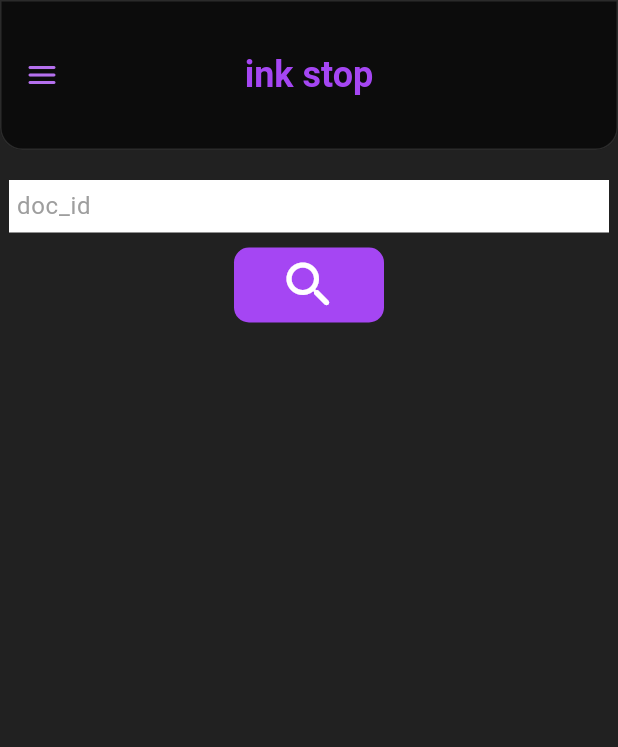
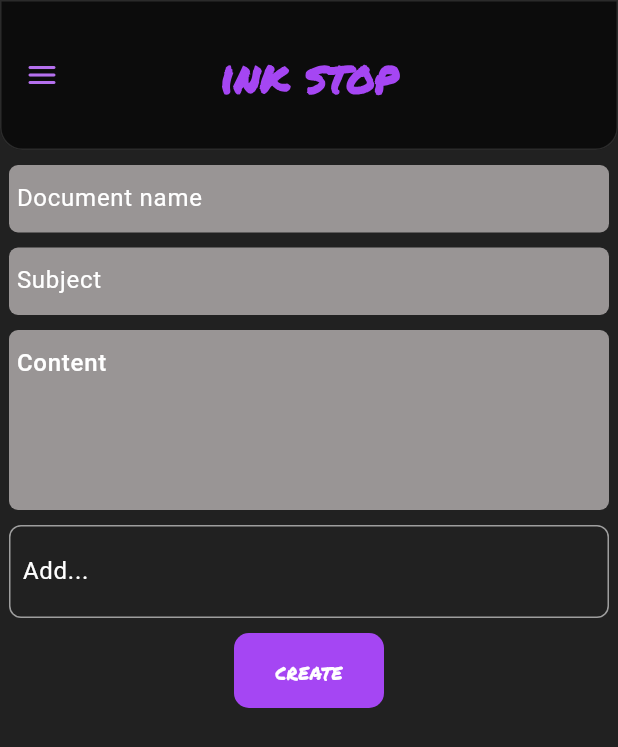
Before and after one commit to antony-akshay/inkstop, a Flutter app: the screen it shows after launch, on a phone screen of 412 x 824 dp. Shown: the top 747 px of the screen. Run offline on Flutter 3.47's test engine with Material 3 defaults, Android fonts, the phone set to English and light mode, and no system bars; our stand-ins replace bloc, dartz, dio, flutter_bloc, freezed_annotation, google_fonts; Roboto replaces fonts that are missing (Italiana, Sansita).

Commit message:
added recipient chips

```diff
--- a/lib/main.dart
+++ b/lib/main.dart
@@ -1,7 +1,7 @@
 import 'package:flutter/material.dart';
 import 'package:flutter_bloc/flutter_bloc.dart';
 import 'package:inkstop/application/search_bloc/search_bloc.dart';
-import 'package:inkstop/presentation/doc_details.dart';
+import 'package:inkstop/presentation/doc_create/newdoc.dart';
 import 'package:inkstop/presentation/search_screen/search_screen.dart';
 
 void main(List<String> args) {
@@ -24,7 +24,8 @@ class MyApp extends StatelessWidget {
       child: BlocBuilder<SearchBloc, SearchState>(
         builder: (context, themeState) {
           return MaterialApp(
-            home: SearchScreen(),
+            debugShowCheckedModeBanner: false,
+            home: Newdoc(),
           );
         },
       ),
--- /dev/null
+++ b/lib/presentation/components/chip.dart
@@ -0,0 +1,93 @@
+import 'package:flutter/material.dart';
+import 'package:google_fonts/google_fonts.dart';
+
+class ChipInputInTextField extends StatefulWidget {
+  final Function(List<String>, String) onChanged; // Callback for data updates
+
+  const ChipInputInTextField({super.key, required this.onChanged});
+
+  @override
+  State<ChipInputInTextField> createState() => _ChipInputInTextFieldState();
+}
+
+class _ChipInputInTextFieldState extends State<ChipInputInTextField> {
+  final List<String> _chips = [];
+  final TextEditingController _controller = TextEditingController();
+
+  void _addChip(String value) {
+    if (value.isNotEmpty && !_chips.contains(value)) {
+      setState(() {
+        _chips.add(value);
+      });
+      _controller.clear();
+      widget.onChanged(_chips, ''); // Notify parent with the updated data
+    }
+  }
+
+  void _removeChip(String label) {
+    setState(() {
+      _chips.remove(label);
+      widget.onChanged(
+          _chips, _controller.text); // Notify parent with the updated data
+    });
+  }
+
+  void _onTextChanged() {
+    widget.onChanged(
+        _chips, _controller.text); // Notify parent of text input changes
+  }
+
+  @override
+  Widget build(BuildContext context) {
+    return Column(
+      crossAxisAlignment: CrossAxisAlignment.start,
+      children: [
+        Container(
+          padding: const EdgeInsets.symmetric(horizontal: 8, vertical: 6),
+          decoration: BoxDecoration(
+            border: Border.all(color: Colors.grey),
+            borderRadius: BorderRadius.circular(8),
+          ),
+          child: Wrap(
+            spacing: 6.0,
+            runSpacing: 4.0,
+            children: [
+              // Add Chips
+              ..._chips.map(
+                (chip) => Chip(
+                  label: Text(
+                    chip,
+                    style: GoogleFonts.italiana(
+                      color: const Color.fromARGB(255, 0, 0, 0),
+                      fontWeight: FontWeight.w900,
+                      fontSize: 14,
+                    ),
+                  ),
+                  onDeleted: () => _removeChip(chip),
+                ),
+              ),
+              // TextField inside the Wrap
+              SizedBox(
+                width: 382,
+                child: TextField(
+                  style: GoogleFonts.italiana(
+                      color: const Color.fromARGB(255, 243, 240, 240)),
+                  controller: _controller,
+                  decoration: InputDecoration(
+                    hintText: 'Add...',
+                    hintStyle: GoogleFonts.italiana(
+                      color: const Color.fromARGB(255, 255, 255, 255),
+                    ),
+                    border: InputBorder.none,
+                  ),
+                  onSubmitted: (value) => _addChip(value.trim()),
+                  onChanged: (_) => _onTextChanged(),
+                ),
+              ),
+            ],
+          ),
+        ),
+      ],
+    );
+  }
+}
--- a/lib/presentation/components/widgets.dart
+++ b/lib/presentation/components/widgets.dart
@@ -9,9 +9,9 @@ class Repeatingwidgets {
       centerTitle: true,
       title: Text(
         'ink stop',
-        style: GoogleFonts.sansita(
+        style: GoogleFonts.permanentMarker(
             color: const Color.fromARGB(255, 165, 70, 243),
-            fontSize: 24,
+            fontSize: 30,
             fontWeight: FontWeight.w700),
       ),
       leading: const Icon(
--- /dev/null
+++ b/lib/presentation/doc_create/newdoc.dart
@@ -0,0 +1,135 @@
+import 'package:flutter/material.dart';
+import 'package:google_fonts/google_fonts.dart';
+import 'package:inkstop/presentation/components/chip.dart';
+import 'package:inkstop/presentation/components/widgets.dart';
+
+class Newdoc extends StatelessWidget {
+  Newdoc({super.key});
+
+  final List<String> _chipsList = [];
+
+  void _onChipInputChanged(List<String> chips, String currentText) {
+    print('Chips: ${chips.join(', ')}');
+    _chipsList.clear();
+    _chipsList.addAll(chips);
+  }
+
+  @override
+  Widget build(BuildContext context) {
+    return Scaffold(
+      backgroundColor: Colors.grey[900],
+      appBar: Repeatingwidgets.appbar(context),
+      body: SafeArea(
+        child: SingleChildScrollView(
+          child: Column(
+            mainAxisAlignment: MainAxisAlignment.start,
+            children: [
+              const SizedBox(height: 10),
+              Row(
+                mainAxisAlignment: MainAxisAlignment.center,
+                children: [
+                  Container(
+                    height: 45,
+                    width: 400,
+                    decoration: BoxDecoration(
+                      color: const Color.fromARGB(255, 153, 149, 149),
+                      borderRadius: BorderRadius.circular(6),
+                    ),
+                    child: Padding(
+                      padding: const EdgeInsets.only(left: 5, top: 10),
+                      child: TextFormField(
+                        decoration: InputDecoration.collapsed(
+                          hintText: 'Document name',
+                          border: InputBorder.none,
+                          hintStyle: GoogleFonts.italiana(
+                            color: const Color.fromARGB(255, 255, 255, 255),
+                          ),
+                        ),
+                      ),
+                    ),
+                  ),
+                ],
+              ),
+              const SizedBox(height: 10),
+              Row(
+                mainAxisAlignment: MainAxisAlignment.center,
+                children: [
+                  Container(
+                    height: 45,
+                    width: 400,
+                    decoration: BoxDecoration(
+                      color: const Color.fromARGB(255, 153, 149, 149),
+                      borderRadius: BorderRadius.circular(6),
+                    ),
+                    child: Padding(
+                      padding: const EdgeInsets.only(left: 5, top: 10),
+                      child: TextFormField(
+                        decoration: InputDecoration.collapsed(
+                          hintText: 'Subject',
+                          border: InputBorder.none,
+                          hintStyle: GoogleFonts.italiana(
+                            color: const Color.fromARGB(255, 255, 255, 255),
+                          ),
+                        ),
+                      ),
+                    ),
+                  ),
+                ],
+              ),
+              const SizedBox(height: 10),
+              Row(
+                mainAxisAlignment: MainAxisAlignment.center,
+                children: [
+                  Container(
+                    height: 120,
+                    width: 400,
+                    decoration: BoxDecoration(
+                      color: const Color.fromARGB(255, 153, 149, 149),
+                      borderRadius: BorderRadius.circular(6),
+                    ),
+                    child: Padding(
+                      padding: const EdgeInsets.only(left: 5, top: 10),
+                      child: TextFormField(
+                        style: GoogleFonts.arvo(
+                            color: Colors.white, fontWeight: FontWeight.w500),
+                        maxLines:
+                            null, // Allows the field to grow vertically as needed
+                        minLines: 1, // Ensures it starts with at least one line
+                        decoration: InputDecoration.collapsed(
+                          hintText: 'Content',
+                          border: InputBorder.none,
+                          hintStyle: GoogleFonts.italiana(
+                            color: const Color.fromARGB(255, 255, 255, 255),
+                          ),
+                        ),
+                      ),
+                    ),
+                  ),
+                ],
+              ),
+              const SizedBox(height: 10),
+              // Add EditableChipFieldExample below the text fields
+              ChipInputInTextField(
+                onChanged: _onChipInputChanged,
+              ),
+              const SizedBox(
+                height: 10,
+              ),
+              Container(
+                  height: 50,
+                  width: 100,
+                  decoration: BoxDecoration(
+                      color: const Color.fromARGB(255, 165, 70, 243),
+                      borderRadius: BorderRadius.circular(10)),
+                  child: Center(
+                      child: Text(
+                    'create',
+                    style: GoogleFonts.permanentMarker(color: Colors.white),
+                  )))
+            ],
+          ),
+        ),
+      ),
+    );
+  }
+}
--- a/lib/presentation/doc_details.dart
+++ b/lib/presentation/doc_details.dart
@@ -461,7 +461,7 @@ class HomeScreen extends StatelessWidget {
                         padding: const EdgeInsets.only(left: 8, right: 8),
                         child: Container(
                           margin: const EdgeInsets.symmetric(vertical: 8),
-                          width: double.infinity,
+                          width: 405,
                           decoration: BoxDecoration(
                             color: containerColor,
                             borderRadius: BorderRadius.circular(16),
--- a/lib/presentation/search_screen/search_screen.dart
+++ b/lib/presentation/search_screen/search_screen.dart
@@ -35,7 +35,7 @@ class SearchScreen extends StatelessWidget {
                     ),
                     Container(
                       height: 35,
-                      width: 400,
+                      width: MediaQuery.of(context).size.width * 0.9,
                       decoration: const BoxDecoration(
                         color: Colors.white,
                       ),
@@ -111,13 +111,19 @@ class SearchScreen extends StatelessWidget {
                   } else {
                     final doc = state.data.first;
                     return ListTile(
-                      onTap: () => Navigator.of(context).push(MaterialPageRoute(builder: (context)=>HomeScreen(data: state.data))),
-                      leading: CircleAvatar(backgroundColor: Colors.grey,radius: 10,),
-                      title: Text(doc.docId,style: GoogleFonts.averiaSansLibre(
-                        fontSize: 14,
-                                    fontWeight: FontWeight.w900,
-                                    color: const Color.fromARGB(
-                                        255, 156, 153, 153)),),
+                      onTap: () => Navigator.of(context).push(MaterialPageRoute(
+                          builder: (context) => HomeScreen(data: state.data))),
+                      leading: const CircleAvatar(
+                        backgroundColor: Colors.grey,
+                        radius: 10,
+                      ),
+                      title: Text(
+                        doc.docId,
+                        style: GoogleFonts.averiaSansLibre(
+                            fontSize: 14,
+                            fontWeight: FontWeight.w900,
+                            color: const Color.fromARGB(255, 156, 153, 153)),
+                      ),
                     );
                   }
                 },
--- a/pubspec.yaml
+++ b/pubspec.yaml
@@ -45,6 +45,7 @@ dependencies:
   shared_preferences: ^2.3.5
   freezed_annotation: ^2.4.4
   bloc: ^8.1.4
+  flutter_typeahead: ^5.2.0
 
 dev_dependencies:
   flutter_test:
```
Also changed, not shown: pubspec.lock.
